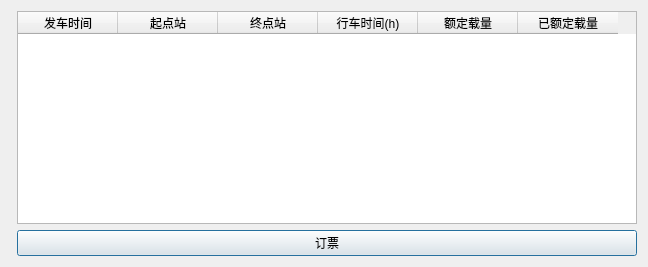
This is source/list.ui in Silvernoon/FlightManageSystem as Qt 5 draws it before an edit. The edited form follows.
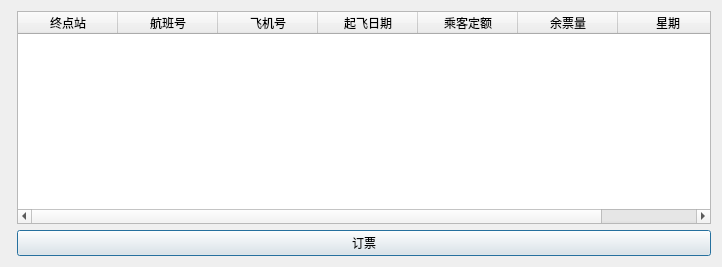
This is the edited form.

```diff
--- a/source/list.ui
+++ b/source/list.ui
@@ -6,7 +6,7 @@
    <rect>
     <x>0</x>
     <y>0</y>
-    <width>648</width>
+    <width>722</width>
     <height>267</height>
    </rect>
   </property>
@@ -28,16 +28,6 @@
      <property name="selectionBehavior">
       <enum>QAbstractItemView::SelectionBehavior::SelectRows</enum>
      </property>
-     <column>
-      <property name="text">
-       <string>发车时间</string>
-      </property>
-     </column>
-     <column>
-      <property name="text">
-       <string>起点站</string>
-      </property>
-     </column>
      <column>
       <property name="text">
        <string>终点站</string>
@@ -45,23 +35,41 @@
      </column>
      <column>
       <property name="text">
-       <string>行车时间(h)</string>
+       <string>航班号</string>
       </property>
      </column>
      <column>
       <property name="text">
-       <string>额定载量</string>
+       <string>飞机号</string>
       </property>
      </column>
      <column>
       <property name="text">
-       <string>已额定载量</string>
+       <string>起飞日期</string>
+      </property>
+     </column>
+     <column>
+      <property name="text">
+       <string>乘客定额</string>
+      </property>
+     </column>
+     <column>
+      <property name="text">
+       <string>余票量</string>
+      </property>
+     </column>
+     <column>
+      <property name="text">
+       <string>星期</string>
       </property>
      </column>
     </widget>
    </item>
    <item row="1" column="1">
     <widget class="QPushButton" name="pushButton">
+     <property name="enabled">
+      <bool>true</bool>
+     </property>
      <property name="text">
       <string>订票</string>
      </property>
```
